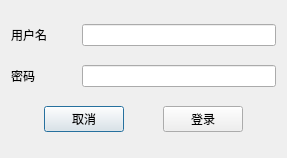
Anjiansan/Air-Condition, file air-conditioning-client/login.ui: the form before one commit.
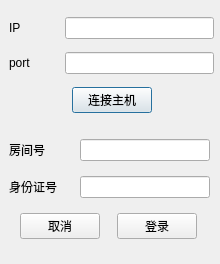
The form after the commit.

Commit message: 测试连接,修复bug

What changed in the file:
```diff
--- a/air-conditioning-client/login.ui
+++ b/air-conditioning-client/login.ui
@@ -6,23 +6,115 @@
    <rect>
     <x>0</x>
     <y>0</y>
-    <width>287</width>
-    <height>158</height>
+    <width>220</width>
+    <height>264</height>
    </rect>
   </property>
   <property name="windowTitle">
    <string>登录认证</string>
   </property>
+  <widget class="QWidget" name="layoutWidget">
+   <property name="geometry">
+    <rect>
+     <x>9</x>
+     <y>10</y>
+     <width>205</width>
+     <height>111</height>
+    </rect>
+   </property>
   <layout class="QVBoxLayout" name="verticalLayout">
    <item>
     <layout class="QHBoxLayout" name="horizontalLayout" stretch="1,3">
      <item>
+       <widget class="QLabel" name="IPLab">
+        <property name="layoutDirection">
+         <enum>Qt::LeftToRight</enum>
+        </property>
+        <property name="text">
+         <string>IP</string>
+        </property>
+       </widget>
+      </item>
+      <item>
+       <widget class="QLineEdit" name="IP"/>
+      </item>
+     </layout>
+    </item>
+    <item>
+     <layout class="QHBoxLayout" name="horizontalLayout_4" stretch="1,3">
+      <item>
+       <widget class="QLabel" name="portLab">
+        <property name="layoutDirection">
+         <enum>Qt::LeftToRight</enum>
+        </property>
+        <property name="text">
+         <string>port</string>
+        </property>
+       </widget>
+      </item>
+      <item>
+       <widget class="QLineEdit" name="port"/>
+      </item>
+     </layout>
+    </item>
+    <item>
+     <layout class="QHBoxLayout" name="horizontalLayout_6">
+      <item>
+       <spacer name="horizontalSpacer">
+        <property name="orientation">
+         <enum>Qt::Horizontal</enum>
+        </property>
+        <property name="sizeHint" stdset="0">
+         <size>
+          <width>40</width>
+          <height>20</height>
+         </size>
+        </property>
+       </spacer>
+      </item>
+      <item>
+       <widget class="QPushButton" name="connectBtn">
+        <property name="text">
+         <string>连接主机</string>
+        </property>
+       </widget>
+      </item>
+      <item>
+       <spacer name="horizontalSpacer_2">
+        <property name="orientation">
+         <enum>Qt::Horizontal</enum>
+        </property>
+        <property name="sizeHint" stdset="0">
+         <size>
+          <width>40</width>
+          <height>20</height>
+         </size>
+        </property>
+       </spacer>
+      </item>
+     </layout>
+    </item>
+   </layout>
+  </widget>
+  <widget class="QWidget" name="layoutWidget">
+   <property name="geometry">
+    <rect>
+     <x>9</x>
+     <y>130</y>
+     <width>201</width>
+     <height>121</height>
+    </rect>
+   </property>
+   <layout class="QVBoxLayout" name="verticalLayout_2">
+    <item>
+     <layout class="QHBoxLayout" name="horizontalLayout_5" stretch="1,2">
+      <item>
       <widget class="QLabel" name="accountLab">
        <property name="layoutDirection">
         <enum>Qt::LeftToRight</enum>
        </property>
        <property name="text">
-        <string>用户名</string>
+         <string>房间号</string>
        </property>
       </widget>
      </item>
@@ -32,11 +124,11 @@
     </layout>
    </item>
    <item>
-    <layout class="QHBoxLayout" name="horizontalLayout_2" stretch="1,3">
+     <layout class="QHBoxLayout" name="horizontalLayout_2" stretch="1,2">
      <item>
       <widget class="QLabel" name="pwdLab">
        <property name="text">
-        <string>密码</string>
+         <string>身份证号</string>
        </property>
       </widget>
      </item>
@@ -80,6 +172,7 @@
     </layout>
    </item>
   </layout>
+  </widget>
  </widget>
  <resources/>
  <connections/>
```
Lines whose indentation alone changed are shown as unchanged. The commit also changes 8 other files.
